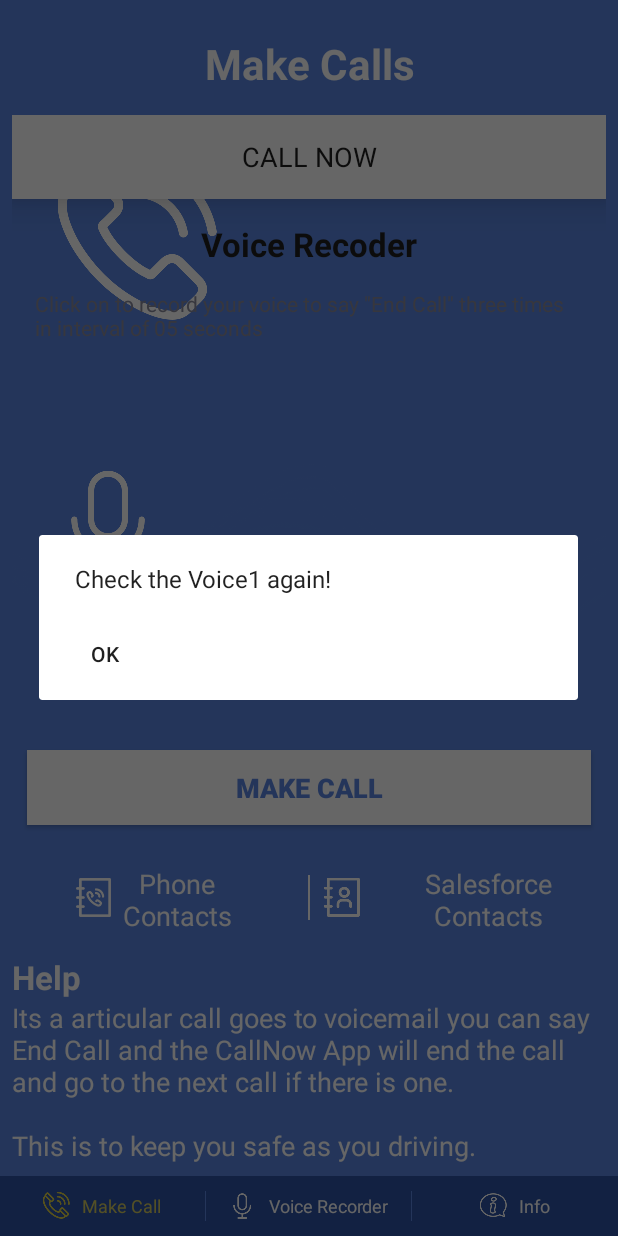
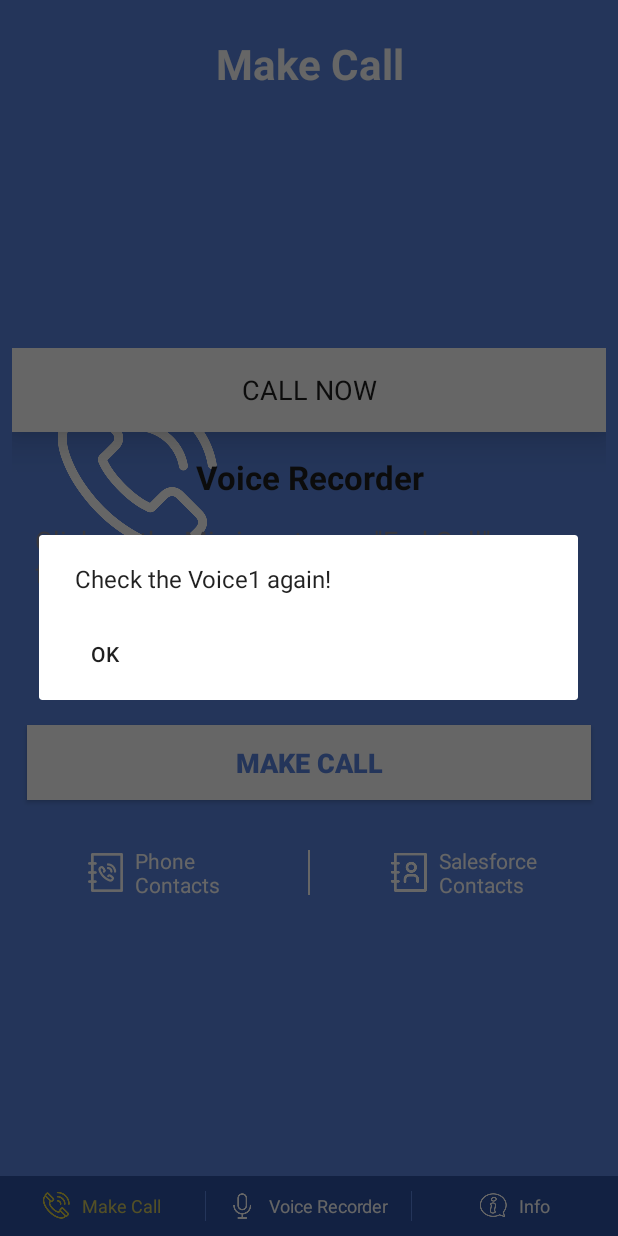
Before and after one commit to salsain/CallNow, an Android app: the fragment ModelFragment placed in its activity, on a phone screen of 412 x 824 dp. Run offline under Robolectric (Android 15) with nearby library versions, the phone set to English and light mode, and no system bars; our stand-ins replace AdMob; libraries missing offline, so code that uses them is left out: com.skyfishjy.library, com.zipow.videobox; plain views replace RippleBackground; 10 statements that could not run were skipped.

Commit message:
add changes fixed ui

```diff
--- a/app/build.gradle
+++ b/app/build.gradle
@@ -40,6 +40,9 @@ android {
             proguardFiles getDefaultProguardFile('proguard-android.txt'), 'proguard-rules.pro'
             signingConfig signingConfigs.config
         }
+        debug{
+            debuggable true
+        }
     }
     useLibrary 'org.apache.http.legacy'
     productFlavors {
--- a/app/src/main/AndroidManifest.xml
+++ b/app/src/main/AndroidManifest.xml
@@ -187,6 +187,9 @@
         <activity android:name=".PrepareSnowboyActivity" android:label="Prepare SnowboyVoice">
 
         </activity>
+        <activity android:name=".PrepareSnowboyActivityCopy" android:label="Prepare SnowboyVoice">
+
+        </activity>
     </application>
 
 </manifest>
--- a/app/src/main/java/com/cyril_rayan/callnow/MainActivity.java
+++ b/app/src/main/java/com/cyril_rayan/callnow/MainActivity.java
@@ -28,9 +28,9 @@ import com.cyril_rayan.callnow.R;
 public class MainActivity extends AppCompatActivity implements View.OnClickListener, GoogleApiClient.ConnectionCallbacks, GoogleApiClient.OnConnectionFailedListener {
 
     TextView userActivityTextView;
-    private MainFragment mainFragment;
-    private InfoFragment mInfoFragment;
-    private ModelFragment mModelFragment;
+//    private MainFragment mainFragment;
+//    private InfoFragment mInfoFragment;
+//    private ModelFragment mModelFragment;
     public final int MENU_CALL_NOW = 1;
     public final int MENU_VOICE = 2;
     public final int MENU_INFO = 3;
@@ -46,9 +46,9 @@ public class MainActivity extends AppCompatActivity implements View.OnClickListe
         setContentView(R.layout.activity_main);
 
         mFragmentManager = this.getSupportFragmentManager();
-        mainFragment = new MainFragment();
-        mInfoFragment = new InfoFragment();
-        mModelFragment = new ModelFragment();
+//        mainFragment = new MainFragment();
+//        mInfoFragment = new InfoFragment();
+//        mModelFragment = new ModelFragment();
         initialized();
         callFragment(MENU_CALL_NOW);
 //        initGoogleApiUpdateActivity();
@@ -152,7 +152,7 @@ public class MainActivity extends AppCompatActivity implements View.OnClickListe
                 modelTab.setTextColor(getResources().getColor(R.color.yunsel));
                 modelTab.setCompoundDrawablesWithIntrinsicBounds(getResources().getDrawable(R.mipmap.voice_white), null, null, null);
                 callNowTab.setSelected(true);
-                mFragmentManager.beginTransaction().replace(R.id.mainLl, mainFragment).commit();
+                mFragmentManager.beginTransaction().replace(R.id.mainLl, new MainFragment()).commit();
                 break;
 
             case MENU_INFO:
@@ -164,7 +164,7 @@ public class MainActivity extends AppCompatActivity implements View.OnClickListe
                 modelTab.setTextColor(getResources().getColor(R.color.unsel));
                 modelTab.setCompoundDrawablesWithIntrinsicBounds(getResources().getDrawable(R.mipmap.voice_unsel), null, null, null);
                 infoTab.setSelected(true);
-                mFragmentManager.beginTransaction().replace(R.id.mainLl, mInfoFragment).commit();
+                mFragmentManager.beginTransaction().replace(R.id.mainLl, new InfoFragment()).commit();
                 break;
             case MENU_VOICE:
                 bottomTabLl.setBackgroundColor(getResources().getColor(R.color.white));
@@ -175,7 +175,7 @@ public class MainActivity extends AppCompatActivity implements View.OnClickListe
                 modelTab.setTextColor(getResources().getColor(R.color.sel));
                 modelTab.setCompoundDrawablesWithIntrinsicBounds(getResources().getDrawable(R.mipmap.voice_sel), null, null, null);
                 modelTab.setSelected(true);
-                mFragmentManager.beginTransaction().replace(R.id.mainLl, mModelFragment).commit();
+                mFragmentManager.beginTransaction().replace(R.id.mainLl, new ModelFragment()).commit();
                 break;
         }
     }
--- a/app/src/main/java/com/cyril_rayan/callnow/MainFragment.java
+++ b/app/src/main/java/com/cyril_rayan/callnow/MainFragment.java
@@ -103,12 +103,14 @@ public class MainFragment extends Fragment {
         }
     };
     private RippleBackground rippleBackground;
+    private RippleBackground rippleBackgrounds;
 
 
     void resetSequence() {
         sequenceCalling = false;
         callContactSequenceIndex = 0;
     }
+
 
 
     void showToast(CharSequence msg) {
@@ -140,6 +142,8 @@ public class MainFragment extends Fragment {
         super.onActivityCreated(savedInstanceState);
         rippleBackground = (RippleBackground) getView().findViewById(R.id.contents);
         rippleBackground.startRippleAnimation();
+//        rippleBackgrounds = (RippleBackground) getView().findViewById(R.id.contentss);
+//        rippleBackgrounds.startRippleAnimation();
         makeCallsButton = getView().findViewById(R.id.makeCallsButton);
         makeCallsButton.setOnClickListener(new View.OnClickListener() {
             @Override
--- a/app/src/main/java/com/cyril_rayan/callnow/ModelFragment.java
+++ b/app/src/main/java/com/cyril_rayan/callnow/ModelFragment.java
@@ -1,6 +1,7 @@
 package com.cyril_rayan.callnow;
 
 import android.app.AlertDialog;
+import android.app.ProgressDialog;
 import android.content.Context;
 import android.content.Intent;
 import android.media.AudioTrack;
@@ -122,9 +123,21 @@ public class ModelFragment extends Fragment implements View.OnClickListener {
                              Bundle savedInstanceState) {
 
         // Inflate the layout for this fragment
-        View view = inflater.inflate(R.layout.fragment_model, container, false);
+        final View view = inflater.inflate(R.layout.fragment_model, container, false);
+        (view.findViewById(R.id.progressbar)).setVisibility(View.VISIBLE);
         TextView headerTv = ((TextView) view.findViewById(R.id.txtToolbarTitle));
         headerTv.setText("Call Now");
+//        final ProgressDialog dialog = ProgressDialog.show(getActivity(), "", "Detecting...",
+//                true);
+//        dialog.show();
+        new Handler().postDelayed(new Runnable() {
+            @Override
+            public void run() {
+                (view.findViewById(R.id.progressbar)).setVisibility(View.GONE);
+//                dialog.dismiss();
+            }
+        }, 800);
+
 
         return view;
     }
@@ -133,15 +146,15 @@ public class ModelFragment extends Fragment implements View.OnClickListener {
         String fileName = "";
         switch (currentRecording) {
             case 1:
-                fileName = "Record 1";
+                fileName = "Recording 1";
                 currentFilePath = Constants.VOICE_FILE1;
                 break;
             case 2:
-                fileName = "Record 2";
+                fileName = "Recording 2";
                 currentFilePath = Constants.VOICE_FILE2;
                 break;
             case 3:
-                fileName = "Record 3";
+                fileName = "Recording 3";
                 currentFilePath = Constants.VOICE_FILE3;
                 break;
             default:
--- a/app/src/main/java/com/cyril_rayan/callnow/PrepareSnowboyActivity.java
+++ b/app/src/main/java/com/cyril_rayan/callnow/PrepareSnowboyActivity.java
@@ -150,11 +150,6 @@ public class PrepareSnowboyActivity extends AppCompatActivity implements View.On
                 startCountDown();
             }
         });
-//        try {
-//            generateNewModel();
-//        } catch (IOException e) {
-//            e.printStackTrace();
-//        }
         mRecordOne = (TextView) findViewById(R.id.recode_one);
         mRecordTwo = (TextView) findViewById(R.id.recode_two);
         mRecordThree = (TextView) findViewById(R.id.recode_three);
--- a/app/src/main/java/com/cyril_rayan/callnow/login/SplashScreen.java
+++ b/app/src/main/java/com/cyril_rayan/callnow/login/SplashScreen.java
@@ -7,6 +7,8 @@ import android.os.Handler;
 import android.view.Window;
 
 import com.cyril_rayan.callnow.MainActivity;
+import com.cyril_rayan.callnow.PrepareSnowboyActivity;
+import com.cyril_rayan.callnow.PrepareSnowboyActivityCopy;
 import com.cyril_rayan.callnow.R;
 import com.cyril_rayan.callnow.WelcomeScreen;
 import com.cyril_rayan.callnow.login.utils.SharedpreferenceUtility;
@@ -27,6 +29,9 @@ public class SplashScreen extends Activity {
         super.onCreate(savedInstanceState);
         setContentView(R.layout.splash_screen);
         initializeHandler();
+//        Intent intent =new Intent(SplashScreen.this, PrepareSnowboyActivity.class);
+//        SplashScreen.this.startActivity(intent);
+//        finish();
     }
 
     private void initializeHandler() {
--- /dev/null
+++ b/app/src/main/res/drawable/rotate_progressbar.xml
@@ -0,0 +1,8 @@
+<?xml version="1.0" encoding="utf-8"?>
+<rotate xmlns:android="http://schemas.android.com/apk/res/android"
+    android:drawable="@mipmap/loader"
+    android:duration="1"
+    android:fromDegrees="0"
+    android:pivotX="50%"
+    android:pivotY="50%"
+    android:toDegrees="1080"></rotate>
--- a/app/src/main/res/layout/fragment_model.xml
+++ b/app/src/main/res/layout/fragment_model.xml
@@ -22,7 +22,7 @@
             android:layout_width="match_parent"
             android:layout_height="wrap_content"
             android:gravity="center_horizontal"
-            android:text="Voice Recoder"
+            android:text="Voice Recorder"
             android:textColor="@color/DarkGrey"
             android:textSize="22sp"
             android:textStyle="bold" />
@@ -32,7 +32,8 @@
             android:layout_height="wrap_content"
             android:layout_marginTop="15dp"
             android:text="@string/record_screen"
-            android:textColor="#89899B" />
+            android:textColor="#89899B"
+            android:textSize="18sp" />
 
         <TextView
             android:id="@+id/record_file"
@@ -67,9 +68,10 @@
             android:layout_below="@+id/makeCallstext"
             app:rb_color="@color/colorPrimary"
             app:rb_duration="5000"
-            app:rb_radius="40dp"
+            app:rb_radius="48dp"
             app:rb_rippleAmount="3"
-            app:rb_scale="4">
+            app:rb_scale="4"
+            app:rb_type="fillRipple">
 
             <RelativeLayout
                 android:layout_width="wrap_content"
@@ -104,7 +106,15 @@
             </RelativeLayout>
         </com.skyfishjy.library.RippleBackground>
 
-
+        <ProgressBar
+            android:id="@+id/progressbar"
+            android:layout_width="wrap_content"
+            android:layout_height="wrap_content"
+            android:layout_centerHorizontal="true"
+            android:layout_centerVertical="true"
+            android:indeterminate="true"
+            android:indeterminateDrawable="@drawable/rotate_progressbar" />
+        />
     </RelativeLayout>
 
     <LinearLayout
--- a/app/src/main/res/layout/main_fragment.xml
+++ b/app/src/main/res/layout/main_fragment.xml
@@ -9,14 +9,8 @@
 
     <RelativeLayout
         android:layout_width="fill_parent"
-        android:layout_height="wrap_content"
+        android:layout_height="match_parent"
         android:padding="8dp">
-
-        <RelativeLayout
-            android:layout_width="fill_parent"
-            android:layout_height="fill_parent"
-            android:orientation="vertical">
-
 
         <TextView
             android:id="@+id/makeCallstext"
@@ -27,10 +21,19 @@
             android:layout_marginBottom="15dp"
             android:layout_marginTop="15dp"
             android:gravity="center"
-                android:text="Make Calls"
+            android:text="Make Call"
             android:textColor="@color/white"
             android:textSize="28dp"
             android:textStyle="bold" />
+
+        <RelativeLayout
+            android:layout_width="fill_parent"
+            android:layout_height="fill_parent"
+            android:layout_below="@+id/makeCallstext"
+            android:layout_centerVertical="true"
+            android:gravity="center"
+            android:orientation="vertical">
+
 
             <com.skyfishjy.library.RippleBackground xmlns:android="http://schemas.android.com/apk/res/android"
                 xmlns:app="http://schemas.android.com/apk/res-auto"
@@ -38,12 +41,12 @@
                 android:layout_width="match_parent"
                 android:layout_height="match_parent"
                 android:layout_above="@+id/makeCallsButton"
-                android:layout_below="@+id/makeCallstext"
-                app:rb_color="@color/colorPrimary"
-                app:rb_duration="6000"
-                app:rb_radius="54dp"
-                app:rb_rippleAmount="4"
-                app:rb_scale="6">
+                app:rb_color="#7c9fe7"
+                app:rb_duration="5000"
+                app:rb_radius="48dp"
+                app:rb_rippleAmount="3"
+                app:rb_scale="4"
+                app:rb_type="fillRipple">
 
                 <ImageButton
                     android:layout_width="wrap_content"
@@ -96,10 +99,10 @@
                         android:layout_margin="1dp"
                         android:drawableLeft="@mipmap/phone_cntct"
                         android:drawablePadding="8dp"
-                        android:gravity="center"
+                        android:gravity="left|center_vertical"
                         android:text="Phone\nContacts"
                         android:textColor="@drawable/white_text_selector"
-                        android:textSize="18sp" />
+                        android:textSize="14sp" />
                 </LinearLayout>
 
                 <View
@@ -122,34 +125,14 @@
                         android:layout_margin="1dp"
                         android:drawableLeft="@mipmap/salesforce_cntct"
                         android:drawablePadding="8dp"
-                        android:gravity="center"
-                        android:text="Salesforce Contacts"
+                        android:gravity="left|center_vertical"
+                        android:text="Salesforce\nContacts"
                         android:textColor="@drawable/white_text_selector"
-                        android:textSize="18sp" />
+                        android:textSize="14sp" />
                 </LinearLayout>
 
             </LinearLayout>
 
-            <TextView
-                android:id="@+id/help"
-                android:layout_width="wrap_content"
-                android:layout_height="wrap_content"
-                android:layout_above="@+id/makeCallsText"
-                android:gravity="center"
-                android:text="Help"
-                android:textColor="@color/white"
-                android:textSize="22sp"
-                android:textStyle="bold" />
-
-            <TextView
-                android:id="@+id/makeCallsText"
-                android:layout_width="wrap_content"
-                android:layout_height="wrap_content"
-                android:layout_alignParentBottom="true"
-                android:text="Its a articular call goes to voicemail you can say End Call and the CallNow App will end the call and go to the next call if there is one.\n\nThis is to keep you safe as you driving."
-                android:textColor="@color/white"
-                android:textSize="18sp"
-                android:visibility="visible" />
 
         </RelativeLayout>
 
@@ -159,6 +142,8 @@
             android:layout_width="match_parent"
             android:layout_height="match_parent"
             android:visibility="gone" />
+
+
     </RelativeLayout>
 
 
--- a/app/src/main/res/values/strings.xml
+++ b/app/src/main/res/values/strings.xml
@@ -73,6 +73,7 @@
 
 	<string name="snowboy_voice_prepare_hint">This app used voice input, so record your voice so CallNow can detect your voice to do end the call \n\n Push the Play button and say "End Call" 3 times with a short 1 second wait after each time you say it.</string>
 	<string name="prepare_snowboy">  Click below button to record your voice and download new model.</string>
-    <string name="record_screen">Click on to record your voice to say \"End Call\" three times in interval of 05 seconds</string>
+    <string name="record_screen">Click on the Mic icon to say \"End Call\" once, for each of the 3 recordings
+</string>
     <string name="record_you_voice">start record</string>
 </resources>
```
Also changed, not shown: app/src/main/res/layout/activity_prepare_snowboy.xml (+8 -11 lines), app/src/main/res/layout/fragment_info.xml (+19 -0 lines), app/src/main/res/mipmap-xhdpi/blurr.png (added), app/src/main/res/mipmap-xhdpi/blurred.png (added), app/src/main/res/mipmap-xxhdpi/loader.png (added). Lines whose indentation alone changed are shown as unchanged.
